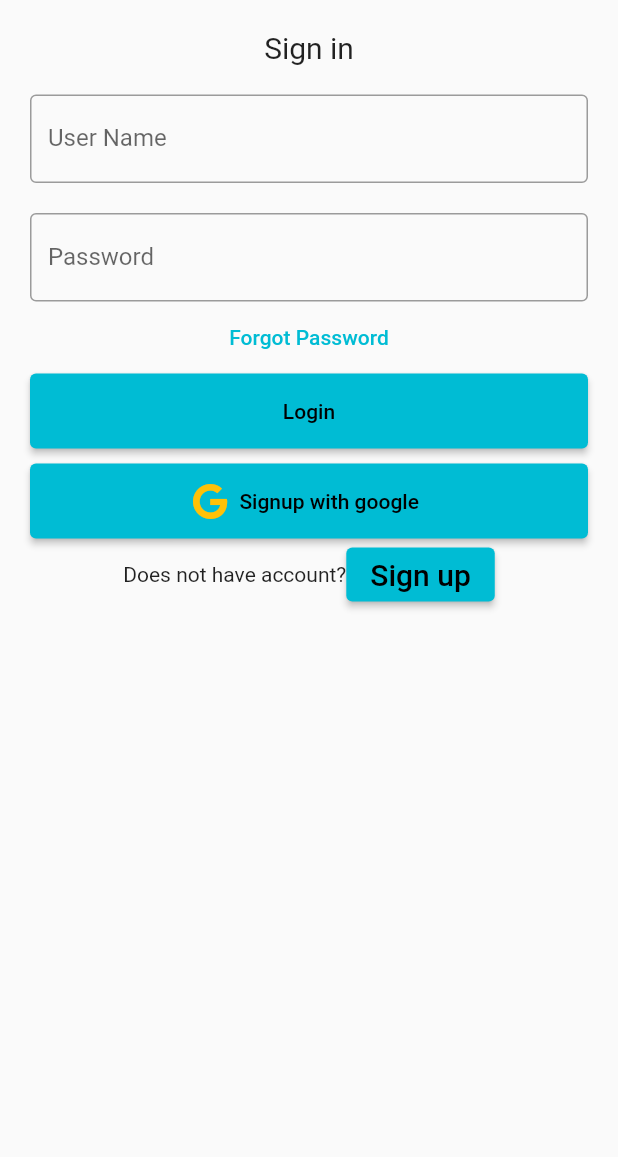
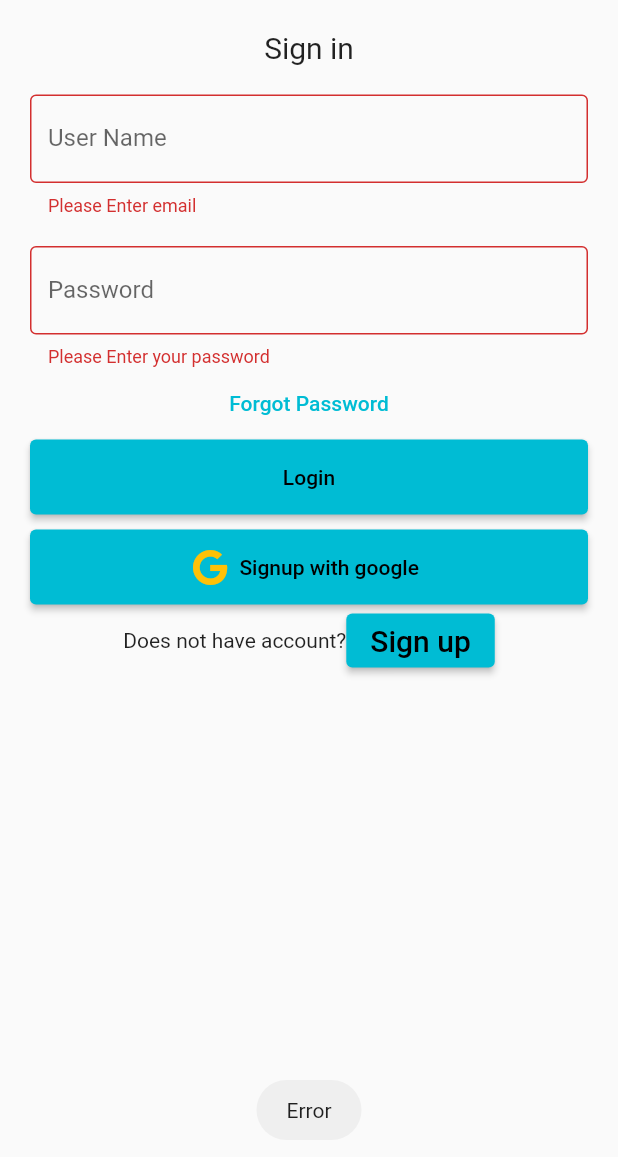
Before and after one commit to codewithumar/passwordmanagerFlutter, a Flutter app: the screen it shows after launch, after a tap on "Login", on a phone screen of 412 x 824 dp. Shown: the top 1157 px of the screen. Run offline on Flutter 3.47's test engine with Material 2 defaults, Android fonts, the phone set to English and light mode, and no system bars; our stand-ins replace firebase_auth, firebase_core, fluttertoast, font_awesome_flutter, google_sign_in, shared_preferences; accounts and stored records are empty.

Commit message:
BA8lcEMF User should be login email/pass google

```diff
--- a/lib/Widgets/login.dart
+++ b/lib/Widgets/login.dart
@@ -1,11 +1,11 @@
 import 'package:firebase_auth/firebase_auth.dart';
 import 'package:flutter/material.dart';
+import 'package:fluttertoast/fluttertoast.dart';
 import 'package:font_awesome_flutter/font_awesome_flutter.dart';
 import 'package:google_sign_in/google_sign_in.dart';
 
 import 'package:passmanager/Widgets/passwordGeneratoWidget.dart';
 import 'package:passmanager/Widgets/Signup.dart';
-
 
 import 'package:shared_preferences/shared_preferences.dart';
 
@@ -17,20 +17,21 @@ class login extends StatefulWidget {
 }
 
 class _loginState extends State<login> {
-
   final auth = FirebaseAuth.instance;
   final user = FirebaseAuth.instance.currentUser;
   final GoogleSignIn googleSignIn = GoogleSignIn(scopes: ['email']);
   TextEditingController nameController = TextEditingController();
   TextEditingController passwordController = TextEditingController();
-  String? email, password;
+  //String? email, password;
   late SharedPreferences logindata;
   late bool newuser;
+  final GlobalKey<FormState> _formkey = GlobalKey<FormState>();
   @override
   void initState() {
     // TODO: implement initState
 
     check_if_already_login();
+    setState(() {});
     super.initState();
   }
 
@@ -47,8 +48,8 @@ class _loginState extends State<login> {
     newuser = (logindata.getBool('login') ?? true);
     //print(newuser);
     if (newuser == false) {
-      // Navigator.pushReplacement(context,
-      //     MaterialPageRoute(builder: (context) => const GeneratePassword()));
+      Navigator.pushReplacement(context,
+          MaterialPageRoute(builder: (context) => const GeneratePassword()));
       Navigator.of(context).pushReplacement(
           MaterialPageRoute(builder: (context) => const GeneratePassword()));
     }
@@ -57,6 +58,7 @@ class _loginState extends State<login> {
   @override
   Widget build(BuildContext context) {
     return Form(
+      key: _formkey,
       child: Material(
         child: Padding(
             padding: const EdgeInsets.all(10),
@@ -75,9 +77,18 @@ class _loginState extends State<login> {
                   child: TextFormField(
                     keyboardType: TextInputType.emailAddress,
                     controller: nameController,
+                    validator: (value) {
+                      if (value!.isEmpty) {
+                        return ("Please Enter email");
+                      }
+                      if ((RegExp("^[a-zA-Z0-9+_.-]+@[a-zA-Z0-9.-]+.[A-Z]")
+                          .hasMatch(value))) {
+                        return ("Please Enter valid email");
+                      }
+                      return null;
+                    },
                     onChanged: (value) {
-                      email = value;
-                      setState(() {});
+                      // email = value;
                     },
                     decoration: const InputDecoration(
                       border: OutlineInputBorder(),
@@ -91,8 +102,18 @@ class _loginState extends State<login> {
                     obscureText: true,
                     controller: passwordController,
                     onChanged: (value) {
-                      password = value;
+                      // password = value;
                       setState(() {});
+                    },
+                    validator: (value) {
+                      RegExp regex = RegExp(r'^.{6,}$');
+                      if (value!.isEmpty) {
+                        return ("Please Enter your password");
+                      }
+                      if (!regex.hasMatch(value)) {
+                        return ("Please Enter a valid password from 6-30");
+                      }
+                      return null;
                     },
                     decoration: const InputDecoration(
                       border: OutlineInputBorder(),
@@ -113,16 +134,25 @@ class _loginState extends State<login> {
                       child: const Text('Login'),
                       onPressed: () async {
                         logindata.setBool('login', false);
-                        logindata.setString('username', email!);
-                        showLoaderDialog(context);
-                        try {
-                          Navigator.of(context).pushReplacement(
-                              MaterialPageRoute(
-                                  builder: (context) =>
-                                      const GeneratePassword()));
-                          buildsnackbar("Signed in");
-                        } on FirebaseAuthException catch (error) {
-                          buildsnackbar(error.toString());
+                        logindata.setString('username', nameController.text);
+                        if (_formkey.currentState!.validate()) {
+                          await auth
+                              .signInWithEmailAndPassword(
+                                  email: nameController.text,
+                                  password: passwordController.text)
+                              .then((uid) => {
+                                    Fluttertoast.showToast(
+                                        msg: "Login successfull"),
+                                    Navigator.of(context).pushReplacement(
+                                        MaterialPageRoute(
+                                            builder: (context) =>
+                                                const GeneratePassword()))
+                                  })
+                              .catchError((e) {
+                            Fluttertoast.showToast(msg: e!.message);
+                          });
+                        } else {
+                          Fluttertoast.showToast(msg: "Error");
                         }
                       },
                     )),
@@ -153,8 +183,8 @@ class _loginState extends State<login> {
                         style: TextStyle(fontSize: 20),
                       ),
                       onPressed: () {
-                        Navigator.of(context).pushReplacement(MaterialPageRoute(
-                            builder: (context) =>  signup()));
+                        Navigator.of(context).pushReplacement(
+                            MaterialPageRoute(builder: (context) => signup()));
                       },
                     )
                   ],
--- a/lib/Widgets/passwordGeneratoWidget.dart
+++ b/lib/Widgets/passwordGeneratoWidget.dart
@@ -27,6 +27,8 @@ class GeneratePasswordState extends State<GeneratePassword> {
   void initState() {
     // TODO: implement initState
     super.initState();
+    username = "";
+    setState(() {});
     initial();
   }
 
--- a/pubspec.yaml
+++ b/pubspec.yaml
@@ -41,6 +41,7 @@ dependencies:
   font_awesome_flutter: ^10.1.0
   provider: ^6.0.3
   shared_preferences: ^2.0.15
+  fluttertoast: ^8.0.9
 
 
 dev_dependencies:
```
Also changed, not shown: lib/Widgets/Signup.dart (+28 -10 lines), pubspec.lock.
